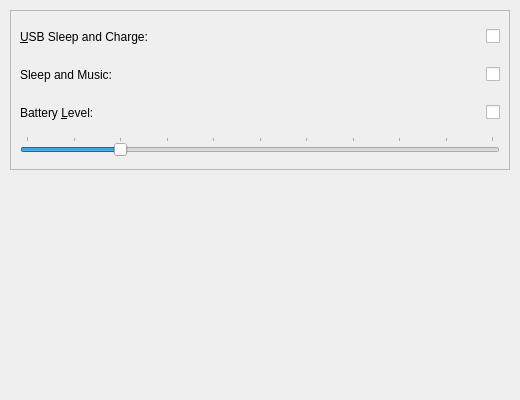
This is kcm/sleeputils.ui in jfmcarreira/ktoshiba as Qt 5 draws it before an edit. The edited form follows.
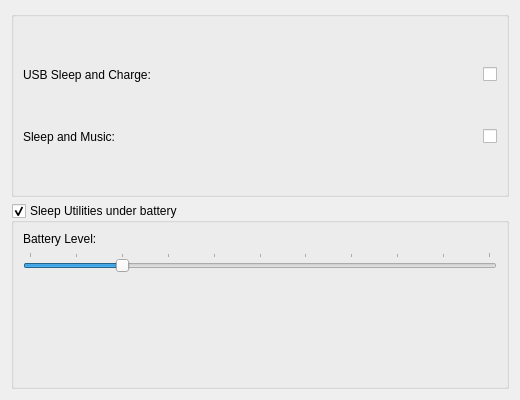
This is the edited form.

```diff
--- a/kcm/sleeputils.ui
+++ b/kcm/sleeputils.ui
@@ -14,38 +14,23 @@
   <property name="windowTitle">
    <string>Sleep Utilities</string>
   </property>
-  <widget class="QWidget" name="verticalLayoutWidget">
-   <property name="geometry">
-    <rect>
-     <x>10</x>
-     <y>10</y>
-     <width>500</width>
-     <height>160</height>
-    </rect>
-   </property>
    <layout class="QVBoxLayout" name="verticalLayout">
     <item>
-     <widget class="QFrame" name="frame">
-      <property name="frameShape">
-       <enum>QFrame::StyledPanel</enum>
-      </property>
-      <property name="frameShadow">
-       <enum>QFrame::Raised</enum>
-      </property>
-      <layout class="QGridLayout" name="gridLayout">
+    <widget class="QGroupBox" name="groupBox">
+     <property name="flat">
+      <bool>true</bool>
+     </property>
+     <property name="checkable">
+      <bool>false</bool>
+     </property>
+     <property name="checked">
+      <bool>false</bool>
+     </property>
+     <layout class="QGridLayout" name="gridLayout_2">
        <item row="0" column="0">
         <widget class="QLabel" name="sleep_charge_label">
-         <property name="minimumSize">
-          <size>
-           <width>200</width>
-           <height>30</height>
-          </size>
-         </property>
          <property name="text">
-          <string>&amp;USB Sleep and Charge:</string>
-         </property>
-         <property name="buddy">
-          <cstring>sleep_charge_checkbox</cstring>
+         <string>USB Sleep and Charge:</string>
          </property>
         </widget>
        </item>
@@ -56,13 +41,13 @@
          </property>
          <property name="sizeHint" stdset="0">
           <size>
-           <width>300</width>
-           <height>30</height>
+          <width>0</width>
+          <height>0</height>
           </size>
          </property>
         </spacer>
        </item>
-       <item row="0" column="2">
+      <item row="0" column="2" alignment="Qt::AlignRight">
         <widget class="QCheckBox" name="sleep_charge_checkbox">
          <property name="toolTip">
           <string>Toggles the USB Sleep and Charge feature.  The computer USB ports will remain powered when the computer is asleep or turned off.</string>
@@ -77,12 +62,6 @@
        </item>
        <item row="1" column="0">
         <widget class="QLabel" name="sleep_music_label">
-         <property name="minimumSize">
-          <size>
-           <width>200</width>
-           <height>30</height>
-          </size>
-         </property>
          <property name="text">
           <string>Sleep and Music:</string>
          </property>
@@ -98,13 +77,13 @@
          </property>
          <property name="sizeHint" stdset="0">
           <size>
-           <width>300</width>
-           <height>30</height>
+          <width>0</width>
+          <height>0</height>
           </size>
          </property>
         </spacer>
        </item>
-       <item row="1" column="2">
+      <item row="1" column="2" alignment="Qt::AlignRight">
         <widget class="QCheckBox" name="sleep_music_checkbox">
          <property name="toolTip">
           <string>Toggles the Sleep and Music feature.  The laptop speakers remain powered and the line-in jack is used to connect an external device to use the laptop speakers when the computer is asleep or turned off.</string>
@@ -117,29 +96,44 @@
          </property>
         </widget>
        </item>
-       <item row="2" column="0">
+     </layout>
+    </widget>
+   </item>
+   <item>
+    <widget class="QGroupBox" name="batteryGroupBox">
+     <property name="title">
+      <string comment="">Sleep Utilities under battery</string>
+     </property>
+     <property name="flat">
+      <bool>true</bool>
+     </property>
+     <property name="checkable">
+      <bool>true</bool>
+     </property>
+     <property name="checked">
+      <bool>true</bool>
+     </property>
+     <property name="toolTip">
+      <string>Toggles the Sleep and Music feature.  The laptop speakers remain powered and the line-in jack is used to connect an external device to use the laptop speakers when the computer is asleep or turned off.</string>
+     </property>
+     <property name="whatsThis">
+      <string>Toggles the Sleep and Music feature.  The laptop speakers remain powered and the line-in jack is used to connect an external device to use the laptop speakers when the computer is asleep or turned off.</string>
+     </property>
+     <layout class="QFormLayout" name="formLayout">
+      <item row="0" column="0">
         <widget class="QLabel" name="battery_level_label">
-         <property name="minimumSize">
-          <size>
-           <width>200</width>
-           <height>30</height>
-          </size>
-         </property>
          <property name="text">
-          <string>Battery &amp;Level:</string>
-         </property>
-         <property name="buddy">
-          <cstring>battery_level_slider</cstring>
+         <string>Battery Level:</string>
          </property>
         </widget>
        </item>
-       <item row="2" column="1">
+      <item row="0" column="1">
         <widget class="QLabel" name="battery_level">
-         <property name="minimumSize">
-          <size>
-           <width>130</width>
-           <height>30</height>
-          </size>
+        <property name="sizePolicy">
+         <sizepolicy hsizetype="Fixed" vsizetype="Fixed">
+          <horstretch>0</horstretch>
+          <verstretch>0</verstretch>
+         </sizepolicy>
          </property>
          <property name="toolTip">
           <string>The current battery level at which the sleep functions will be disabled.</string>
@@ -152,20 +146,7 @@
          </property>
         </widget>
        </item>
-       <item row="2" column="2">
-        <widget class="QCheckBox" name="battery_level_checkbox">
-         <property name="toolTip">
-          <string>Allows the sleep functions to operate when the computer is under battery power.</string>
-         </property>
-         <property name="whatsThis">
-          <string>Allows the sleep functions to operate when the computer is under battery power.</string>
-         </property>
-         <property name="text">
-          <string/>
-         </property>
-        </widget>
-       </item>
-       <item row="3" column="0" colspan="3">
+      <item row="1" column="0" colspan="2">
         <widget class="QSlider" name="battery_level_slider">
          <property name="toolTip">
           <string>Sets the battery level at which the sleep functions will be disabled.</string>
@@ -197,7 +178,6 @@
      </widget>
     </item>
    </layout>
-  </widget>
  </widget>
  <resources/>
  <connections/>
```
Left out of the diff: 3 changed lines with no effect on the pictures. Lines whose indentation alone changed are shown as unchanged.
